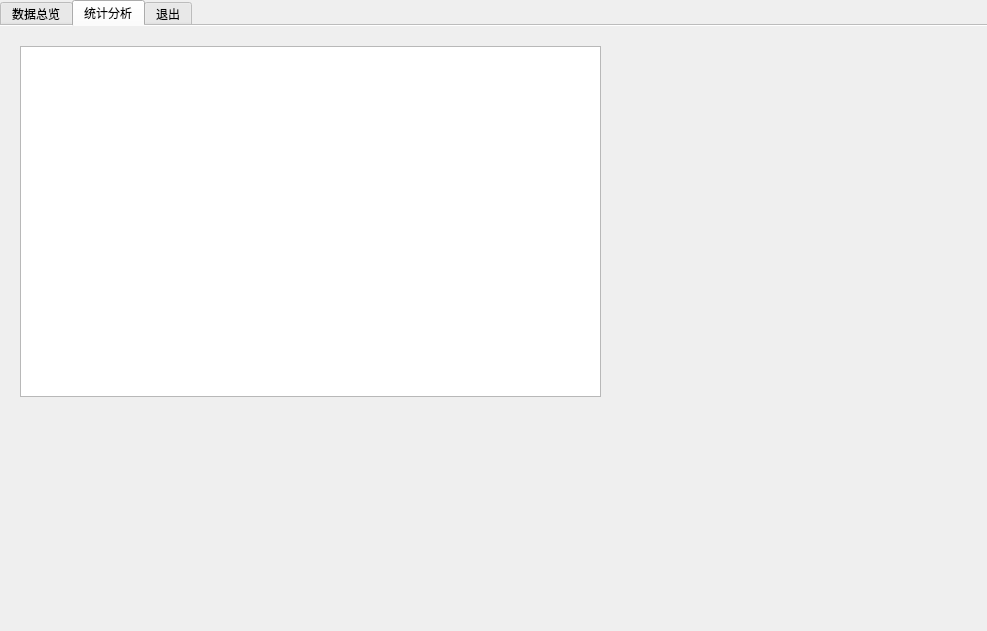
Above: pkt_proc.ui from Clyysone/Network_Analysis_Software before the change. Below: the same form after it.
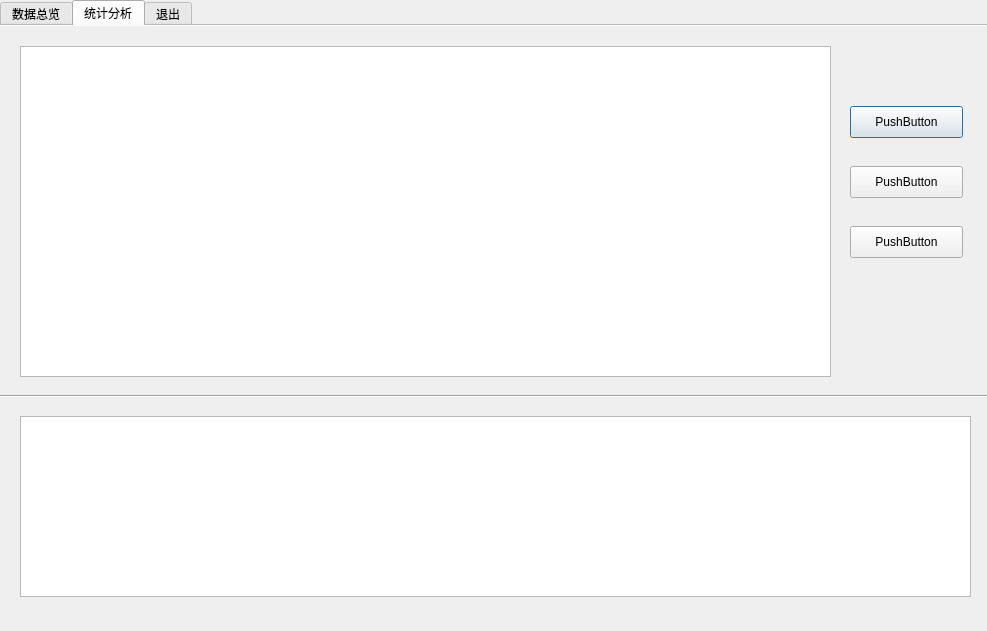
That is the form after the change. The open tabs and pages were chosen to show the change.

Commit message: resolve the part protocol and show in the GUI

Patch:
```diff
--- a/pkt_proc.ui
+++ b/pkt_proc.ui
@@ -127,12 +127,74 @@
      <property name="geometry">
       <rect>
        <x>20</x>
+       <y>390</y>
+       <width>951</width>
+       <height>181</height>
+      </rect>
+     </property>
+    </widget>
+    <widget class="QGraphicsView" name="graphicsView_2">
+     <property name="geometry">
+      <rect>
+       <x>20</x>
        <y>20</y>
-       <width>581</width>
-       <height>351</height>
+       <width>811</width>
+       <height>331</height>
       </rect>
      </property>
     </widget>
+    <widget class="QPushButton" name="pushButton">
+     <property name="geometry">
+      <rect>
+       <x>850</x>
+       <y>80</y>
+       <width>113</width>
+       <height>32</height>
+      </rect>
+     </property>
+     <property name="text">
+      <string>PushButton</string>
+     </property>
+    </widget>
+    <widget class="QPushButton" name="pushButton_2">
+     <property name="geometry">
+      <rect>
+       <x>850</x>
+       <y>140</y>
+       <width>113</width>
+       <height>32</height>
+      </rect>
+     </property>
+     <property name="text">
+      <string>PushButton</string>
+     </property>
+    </widget>
+    <widget class="QPushButton" name="pushButton_3">
+     <property name="geometry">
+      <rect>
+       <x>850</x>
+       <y>200</y>
+       <width>113</width>
+       <height>32</height>
+      </rect>
+     </property>
+     <property name="text">
+      <string>PushButton</string>
+     </property>
+    </widget>
+    <widget class="Line" name="line_3">
+     <property name="geometry">
+      <rect>
+       <x>0</x>
+       <y>360</y>
+       <width>991</width>
+       <height>21</height>
+      </rect>
+     </property>
+     <property name="orientation">
+      <enum>Qt::Horizontal</enum>
+     </property>
+    </widget>
    </widget>
    <widget class="QWidget" name="tab_3">
     <attribute name="title">
```
Left out of the diff: 4 changed lines with no effect on the pictures. The commit also changes 6 other files.
